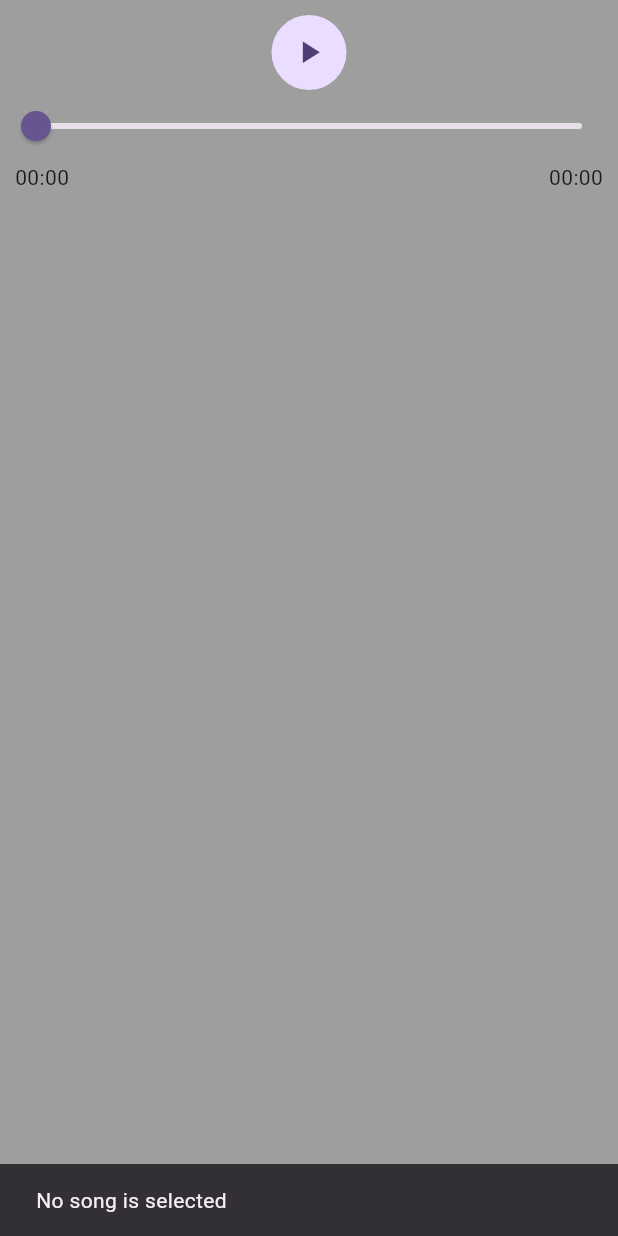
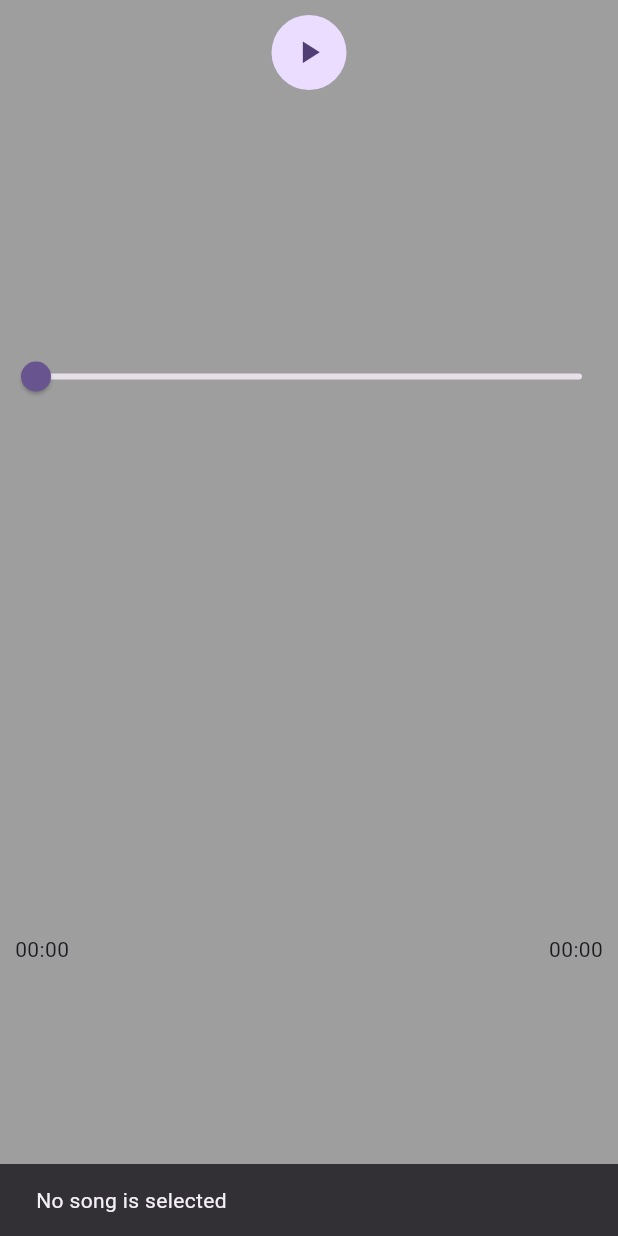
Before and after one commit to shelleychristie/music_player_blu, a Flutter app: the PlayerWidget widget shown alone on an empty page, opened directly, after a tap on the "play arrow" icon, on a phone screen of 412 x 824 dp. Run offline on Flutter 3.47's test engine with Material 2 defaults, Android fonts, the phone set to English and light mode, and no system bars; our stand-ins replace audioplayers.

Commit message:
minor UI changes (padding, flex) to main and player widget

```diff
--- a/lib/Widget/player_widget.dart
+++ b/lib/Widget/player_widget.dart
@@ -65,7 +65,8 @@ class _PlayerWidgetState extends State<PlayerWidget> {
   }
 
   Future<void> _play(Song song) async {
-    final result = await audioplayer.play(UrlSource(song.songMedia), position: position);
+    final result =
+        await audioplayer.play(UrlSource(song.songMedia), position: position);
     return result;
   }
 
@@ -97,22 +98,28 @@ class _PlayerWidgetState extends State<PlayerWidget> {
                       _play(currentSong);
                     }
                   })),
-          Slider(
+          Expanded(
+            flex: 1,
+              child: Slider(
                   min: 0,
                   max: duration.inSeconds.toDouble(),
                   value: position.inSeconds.toDouble(),
                   onChanged: (value) async {
                     final position = Duration(seconds: value.toInt());
                     await audioplayer.seek(position);
-              }),
-          Padding(
-            padding: const EdgeInsets.symmetric(horizontal: 10.0, vertical: 0.0),
+                  })),
+          Expanded(
+            flex: 1,
+            child: Padding(
+              padding:
+                  const EdgeInsets.symmetric(horizontal: 10.0, vertical: 0.0),
               child: Row(
                 mainAxisAlignment: MainAxisAlignment.spaceBetween,
                 children: [
                   Text(formatTime(position)),
                   Text(formatTime(duration)),
                 ],
+              ),
             ),
           )
         ],
--- a/lib/main.dart
+++ b/lib/main.dart
@@ -91,7 +91,7 @@ class _MyHomePageState extends State<MyHomePage> {
           mainAxisAlignment: MainAxisAlignment.center,
           children: <Widget>[
             Padding(
-                padding: const EdgeInsets.all(20),
+                padding: const EdgeInsets.fromLTRB(20, 10, 20, 20),
                 child: TextFormField(
                   decoration: const InputDecoration(
                     fillColor: Colors.white60,
```
Lines whose indentation alone changed are shown as unchanged.
